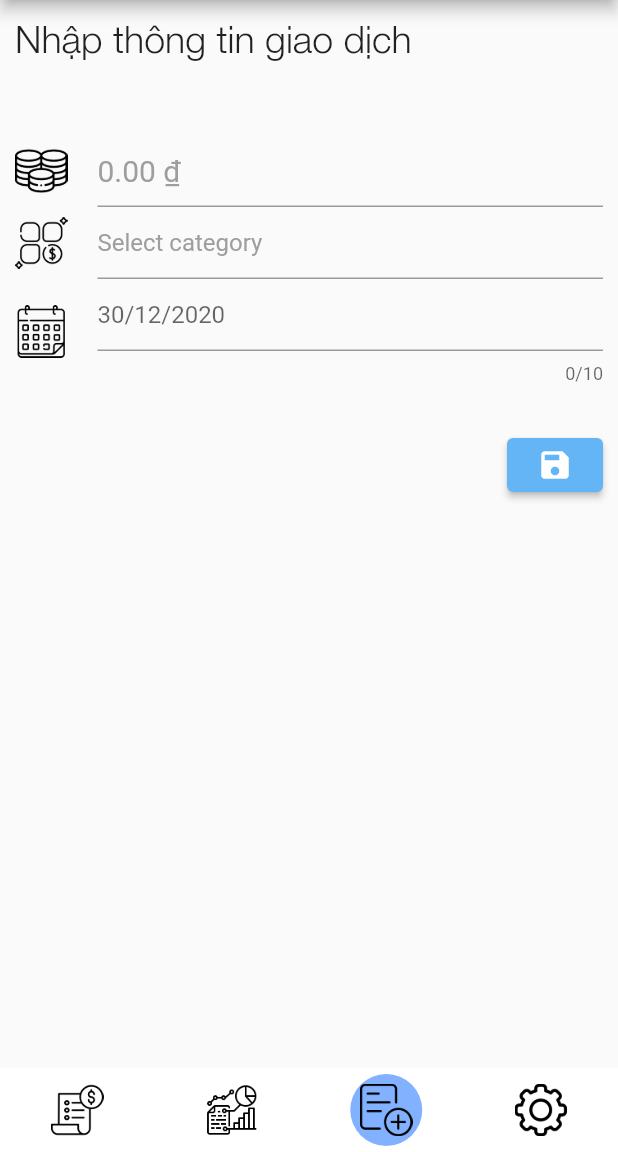
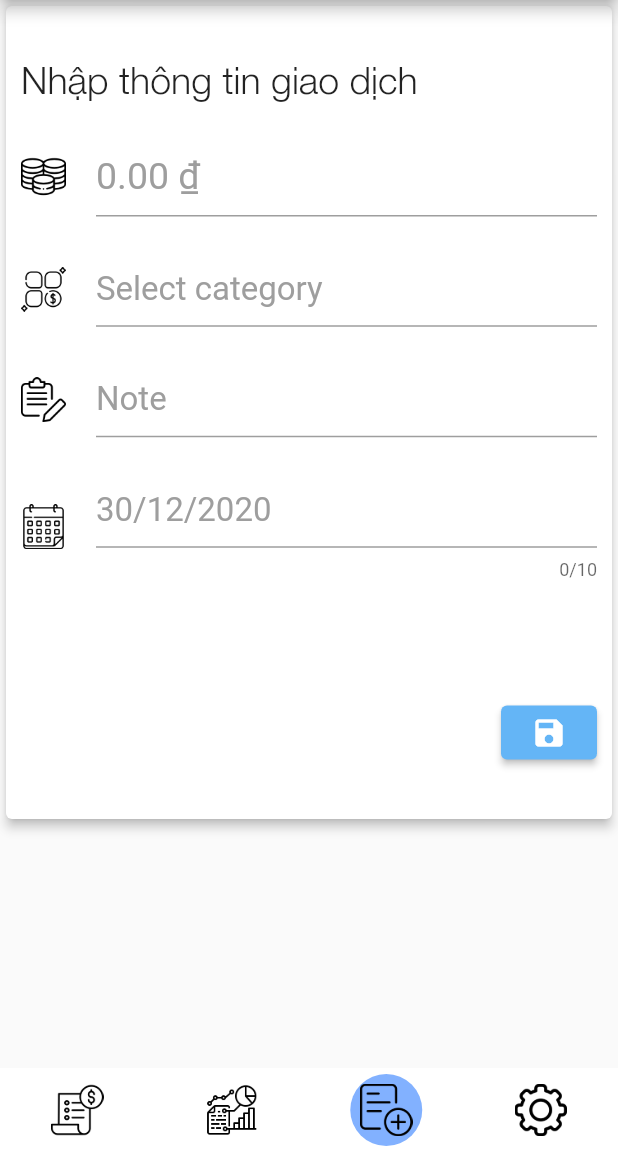
Before and after one commit to hieuvts/money_manager, a Flutter app: the screen it shows after launch, item 3 of the bottom bar chosen, on a phone screen of 412 x 824 dp, the part 84-1236 px from its top. Run offline on Flutter 3.47's test engine with Material 2 defaults, Android fonts, the phone set to English and light mode, and no system bars; drawn by our look-alikes of flutter_snake_navigationbar; our stand-ins replace charts_flutter, pie_chart, splashscreen.

Commit message:
#7.1 Add CustomImageFromAsset

```diff
--- a/lib/ui/modules/customWidget/customDatePicker.dart
+++ b/lib/ui/modules/customWidget/customDatePicker.dart
@@ -24,21 +24,6 @@ class _CustomDatePickerState extends State<CustomDatePicker> {
 
   @override
   Widget build(BuildContext context) {
-    final getDateTime =
-        DateFormat("dd/MM/yyyy", "vi_VN").format(DateTime.now());
-    // return Expanded(
-    //   child: ElevatedButton(
-    //     style: ElevatedButton.styleFrom(
-    //       primary: Colors.blue[300],
-    //       onPrimary: Colors.white,
-    //     ),
-    //     onPressed: () => _selectDate(context),
-    //     child: Text(
-    //       getDateTime,
-    //       style: TextStyle(color: Colors.white),
-    //     ),
-    //   ),
-    // );
     return Expanded(
       child: InkWell(
         onTap: () {
@@ -47,10 +32,10 @@ class _CustomDatePickerState extends State<CustomDatePicker> {
         child: IgnorePointer(
           child: new TextFormField(
             decoration: new InputDecoration(
-                hintText:
-                    DateFormat("dd/MM/yyyy", "vi_VN").format(selectedDate)),
+              hintText: DateFormat("dd/MM/yyyy", "vi_VN").format(selectedDate),
+              hintStyle: TextStyle(color: Colors.grey, fontSize: 22),
+            ),
             maxLength: 10,
-            // validator: validateDob,
             onSaved: (String val) {},
           ),
         ),
--- /dev/null
+++ b/lib/ui/modules/customWidget/customImageFromAsset.dart
@@ -0,0 +1,9 @@
+import 'package:flutter/material.dart';
+
+Widget customImageFromAsset(String asset) {
+  return Image.asset(
+    asset,
+    width: 30,
+    height: 30,
+  );
+}
--- a/lib/ui/modules/page/addRecordPage.dart
+++ b/lib/ui/modules/page/addRecordPage.dart
@@ -1,5 +1,6 @@
 import 'package:flutter/material.dart';
 import 'package:money_manager/ui/modules/customWidget/customDatePicker.dart';
+import 'package:money_manager/ui/modules/customWidget/customImageFromAsset.dart';
 
 class AddTransactionPage extends StatefulWidget {
   @override
@@ -9,9 +10,13 @@ class AddTransactionPage extends StatefulWidget {
 class _AddTransactionPageState extends State<AddTransactionPage> {
   @override
   Widget build(BuildContext context) {
-    return Container(
-      padding: EdgeInsets.all(10),
-      child: FillTransactionInfo(),
+    return SizedBox(
+      height: 550,
+      child: Card(
+        elevation: 3,
+        child: Container(
+            padding: EdgeInsets.all(10), child: FillTransactionInfo()),
+      ),
     );
   }
 }
@@ -35,7 +40,9 @@ class _FillTransactionInfoState extends State<FillTransactionInfo> {
 
   @override
   Widget build(BuildContext context) {
-    return Column(children: <Widget>[
+    return Column(
+        mainAxisAlignment: MainAxisAlignment.spaceEvenly,
+        children: <Widget>[
           Align(
             alignment: Alignment.centerLeft,
             child: Text(
@@ -43,16 +50,9 @@ class _FillTransactionInfoState extends State<FillTransactionInfo> {
               style: TextStyle(fontSize: 25, fontFamily: "HelveticaneueLight"),
             ),
           ),
-      SizedBox(
-        height: 50,
-      ),
           Row(
             children: [
-          Image.asset(
-            'images/BWcoin.png',
-            width: 35,
-            height: 35,
-          ),
+              customImageFromAsset('images/BWcoin.png'),
               SizedBox(
                 width: 20,
               ),
@@ -60,7 +60,7 @@ class _FillTransactionInfoState extends State<FillTransactionInfo> {
                 child: TextField(
                   decoration: InputDecoration(
                       hintText: "0.00 ₫",
-                  hintStyle: TextStyle(color: Colors.grey, fontSize: 20)),
+                      hintStyle: TextStyle(color: Colors.grey, fontSize: 25)),
                   controller: transactionAmountTextController,
                 ),
               ),
@@ -68,11 +68,7 @@ class _FillTransactionInfoState extends State<FillTransactionInfo> {
           ),
           Row(
             children: [
-          Image.asset(
-            'images/BWcategory.png',
-            width: 35,
-            height: 35,
-          ),
+              customImageFromAsset('images/BWcategory.png'),
               SizedBox(
                 width: 20,
               ),
@@ -80,18 +76,36 @@ class _FillTransactionInfoState extends State<FillTransactionInfo> {
                 child: TextField(
                   decoration: InputDecoration(
                       hintText: "Select category",
-                  hintStyle: TextStyle(color: Colors.grey)),
+                      hintStyle: TextStyle(
+                        color: Colors.grey,
+                        fontSize: 22,
+                      )),
                   controller: categoryTextController,
                 ),
               )
             ],
           ),
+          Row(
+            children: [
+              customImageFromAsset('images/BWnote.png'),
+              SizedBox(
+                width: 20,
+              ),
+              Expanded(
+                child: TextField(
+                  decoration: InputDecoration(
+                      hintText: "Note",
+                      hintStyle: TextStyle(
+                        color: Colors.grey,
+                        fontSize: 22,
+                      )),
+                  controller: noteTextController,
+                ),
+              )
+            ],
+          ),
           Row(children: [
-        Image.asset(
-          'images/BWcalendar.png',
-          width: 35,
-          height: 35,
-        ),
+            customImageFromAsset('images/BWcalendar.png'),
             SizedBox(
               width: 20,
             ),
@@ -108,7 +122,14 @@ class _FillTransactionInfoState extends State<FillTransactionInfo> {
                   primary: Colors.blue[300],
                   onPrimary: Colors.white,
                 ),
-            onPressed: () {},
+                onPressed: () {
+                  showDialog(
+                      context: context,
+                      builder: (_) => AlertDialog(
+                            title: Text('Dialog Title'),
+                            content: Text(noteTextController.text),
+                          ));
+                },
                 child: Tooltip(message: "Save", child: Icon(Icons.save)),
               ),
             ],
@@ -116,3 +137,10 @@ class _FillTransactionInfoState extends State<FillTransactionInfo> {
         ]);
   }
 }
+
+String _validateTransactionAmount(String transactionAmount) {
+  if (transactionAmount == null || transactionAmount == '') {
+    return 'Cần nhập số tiền';
+  }
+  return null;
+}
--- a/pubspec.yaml
+++ b/pubspec.yaml
@@ -19,6 +19,7 @@ dependencies:
   flutter_snake_navigationbar: ^0.4.2
   intl: ^0.16.1
   path: ^1.7.0
+  image_picker: ^0.6.7+17
 
   # The following adds the Cupertino Icons font to your application.
   # Use with the CupertinoIcons class for iOS style icons.
@@ -40,6 +41,9 @@ flutter:
     - family: HelveticaneueLight
       fonts:
       - asset: fonts/helveticaneuelight.ttf
+    - family: HelveticaneueUltraLight
+      fonts:
+      - asset: fonts/helveticaneueultralight.ttf
     - family: Raleway
       fonts:
       - asset: fonts/raleway.ttf
```
Also changed, not shown: 2 other files. Lines whose indentation alone changed are shown as unchanged.
